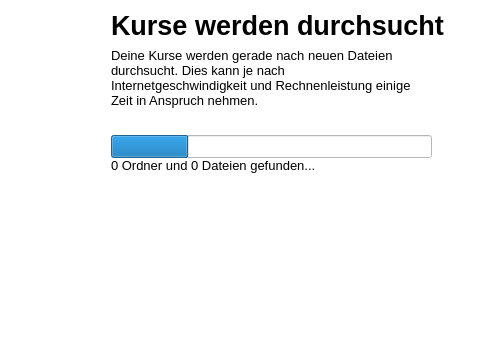
Old version of the form IliasCrawler/resources/CrawlingView.ui in the repository HannesHipp/IliasCrawler; both pictures show x 319 to 800 and y 155 to 500 of the 800 by 500 pixel window.
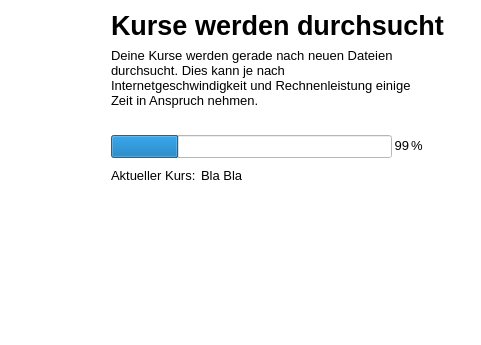
New version of the form. Icons and pictures are not drawn.

```diff
--- a/IliasCrawler/resources/CrawlingView.ui
+++ b/IliasCrawler/resources/CrawlingView.ui
@@ -107,7 +107,7 @@
     <rect>
      <x>430</x>
      <y>290</y>
-     <width>321</width>
+     <width>281</width>
      <height>23</height>
     </rect>
    </property>
@@ -124,12 +124,12 @@
     <string>%p%                                                                                 </string>
    </property>
   </widget>
-  <widget class="QLabel" name="progress_bar_label">
+  <widget class="QLabel" name="label_aktueller_kurs">
    <property name="geometry">
     <rect>
      <x>430</x>
-     <y>310</y>
-     <width>311</width>
+     <y>320</y>
+     <width>91</width>
      <height>21</height>
     </rect>
    </property>
@@ -147,7 +147,100 @@
 font: 10pt &quot;Segoe UI&quot;;</string>
    </property>
    <property name="text">
-    <string>0 Ordner und 0 Dateien gefunden...</string>
+    <string>Aktueller Kurs:</string>
+   </property>
+   <property name="wordWrap">
+    <bool>true</bool>
+   </property>
+  </widget>
+  <widget class="QLabel" name="label_percentage">
+   <property name="geometry">
+    <rect>
+     <x>710</x>
+     <y>290</y>
+     <width>18</width>
+     <height>21</height>
+    </rect>
+   </property>
+   <property name="font">
+    <font>
+     <family>Segoe UI</family>
+     <pointsize>10</pointsize>
+     <weight>50</weight>
+     <italic>false</italic>
+     <bold>false</bold>
+    </font>
+   </property>
+   <property name="styleSheet">
+    <string notr="true">color: rgb(0, 0, 0);
+font: 10pt &quot;Segoe UI&quot;;</string>
+   </property>
+   <property name="text">
+    <string>99</string>
+   </property>
+   <property name="alignment">
+    <set>Qt::AlignRight|Qt::AlignTrailing|Qt::AlignVCenter</set>
+   </property>
+   <property name="wordWrap">
+    <bool>true</bool>
+   </property>
+  </widget>
+  <widget class="QLabel" name="label_percent">
+   <property name="geometry">
+    <rect>
+     <x>730</x>
+     <y>290</y>
+     <width>18</width>
+     <height>21</height>
+    </rect>
+   </property>
+   <property name="font">
+    <font>
+     <family>Segoe UI</family>
+     <pointsize>10</pointsize>
+     <weight>50</weight>
+     <italic>false</italic>
+     <bold>false</bold>
+    </font>
+   </property>
+   <property name="styleSheet">
+    <string notr="true">color: rgb(0, 0, 0);
+font: 10pt &quot;Segoe UI&quot;;</string>
+   </property>
+   <property name="text">
+    <string>%</string>
+   </property>
+   <property name="alignment">
+    <set>Qt::AlignLeading|Qt::AlignLeft|Qt::AlignVCenter</set>
+   </property>
+   <property name="wordWrap">
+    <bool>true</bool>
+   </property>
+  </widget>
+  <widget class="QLabel" name="label_current_course_name">
+   <property name="geometry">
+    <rect>
+     <x>520</x>
+     <y>320</y>
+     <width>91</width>
+     <height>21</height>
+    </rect>
+   </property>
+   <property name="font">
+    <font>
+     <family>Segoe UI</family>
+     <pointsize>10</pointsize>
+     <weight>50</weight>
+     <italic>false</italic>
+     <bold>false</bold>
+    </font>
+   </property>
+   <property name="styleSheet">
+    <string notr="true">color: rgb(0, 0, 0);
+font: 10pt &quot;Segoe UI&quot;;</string>
+   </property>
+   <property name="text">
+    <string>Bla Bla</string>
    </property>
    <property name="wordWrap">
     <bool>true</bool>
@@ -157,8 +250,11 @@
   <zorder>picture</zorder>
   <zorder>title</zorder>
   <zorder>label_description</zorder>
-  <zorder>progress_bar_label</zorder>
+  <zorder>label_aktueller_kurs</zorder>
+  <zorder>label_percentage</zorder>
+  <zorder>label_percent</zorder>
   <zorder>progress_bar</zorder>
+  <zorder>label_current_course_name</zorder>
  </widget>
  <resources>
   <include location="resources.qrc"/>
```
